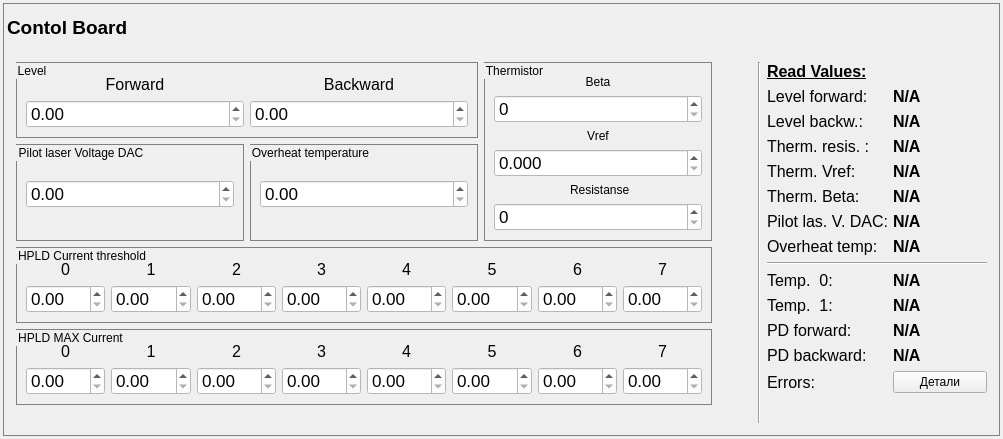
First picture: the form in cb_panel.ui, repository bulkanul/EVO_YFL_1064_GUI_coherent2, before the edit.
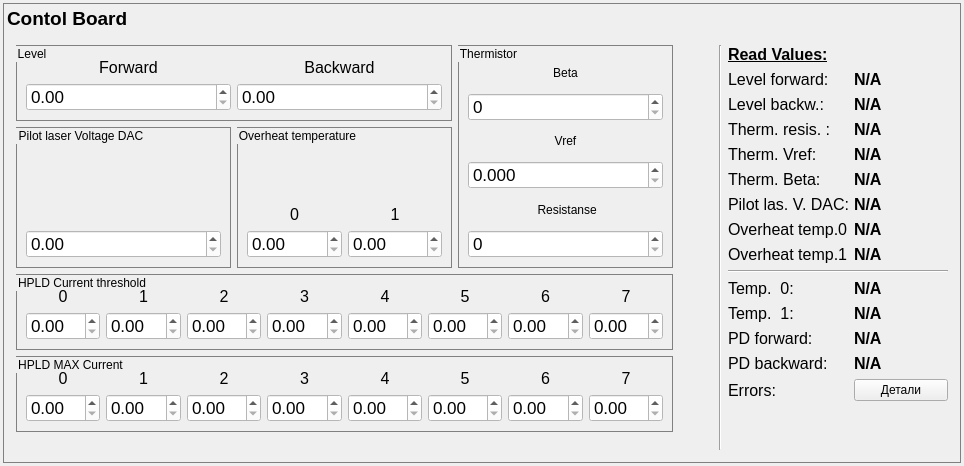
Second picture: the form after the edit.

Commit message: add over temp 2

Patch:
```diff
--- a/cb_panel.ui
+++ b/cb_panel.ui
@@ -6,8 +6,8 @@
    <rect>
     <x>0</x>
     <y>0</y>
-    <width>1003</width>
-    <height>439</height>
+    <width>964</width>
+    <height>466</height>
    </rect>
   </property>
   <property name="windowTitle">
@@ -426,7 +426,7 @@
                 </font>
                </property>
                <property name="text">
-                <string>Overheat temp:</string>
+                <string>Overheat temp.0:</string>
                </property>
               </widget>
              </item>
@@ -455,7 +455,7 @@
                </property>
               </widget>
              </item>
-             <item row="7" column="0" colspan="2">
+             <item row="8" column="0" colspan="2">
               <widget class="Line" name="line_2">
                <property name="minimumSize">
                 <size>
@@ -468,7 +468,7 @@
                </property>
               </widget>
              </item>
-             <item row="8" column="0">
+             <item row="9" column="0">
               <widget class="QLabel" name="label_50">
                <property name="minimumSize">
                 <size>
@@ -493,7 +493,7 @@
                </property>
               </widget>
              </item>
-             <item row="8" column="1">
+             <item row="9" column="1">
               <widget class="QLabel" name="cur_temp_0">
                <property name="minimumSize">
                 <size>
@@ -518,7 +518,7 @@
                </property>
               </widget>
              </item>
-             <item row="9" column="0">
+             <item row="10" column="0">
               <widget class="QLabel" name="label_56">
                <property name="minimumSize">
                 <size>
@@ -543,7 +543,7 @@
                </property>
               </widget>
              </item>
-             <item row="9" column="1">
+             <item row="10" column="1">
               <widget class="QLabel" name="cur_temp_1">
                <property name="minimumSize">
                 <size>
@@ -568,7 +568,7 @@
                </property>
               </widget>
              </item>
-             <item row="10" column="0">
+             <item row="11" column="0">
               <widget class="QLabel" name="label_40">
                <property name="minimumSize">
                 <size>
@@ -593,7 +593,7 @@
                </property>
               </widget>
              </item>
-             <item row="10" column="1">
+             <item row="11" column="1">
               <widget class="QLabel" name="pd_forward">
                <property name="minimumSize">
                 <size>
@@ -618,7 +618,7 @@
                </property>
               </widget>
              </item>
-             <item row="11" column="0">
+             <item row="12" column="0">
               <widget class="QLabel" name="label_41">
                <property name="minimumSize">
                 <size>
@@ -643,7 +643,7 @@
                </property>
               </widget>
              </item>
-             <item row="11" column="1">
+             <item row="12" column="1">
               <widget class="QLabel" name="pd_backward">
                <property name="minimumSize">
                 <size>
@@ -668,7 +668,7 @@
                </property>
               </widget>
              </item>
-             <item row="12" column="0">
+             <item row="13" column="0">
               <widget class="QLabel" name="label_error">
                <property name="minimumSize">
                 <size>
@@ -693,7 +693,7 @@
                </property>
               </widget>
              </item>
-             <item row="12" column="1">
+             <item row="13" column="1">
               <widget class="QPushButton" name="button_error">
                <property name="text">
                 <string>Детали</string>
@@ -750,6 +750,56 @@
                </property>
               </widget>
              </item>
+             <item row="7" column="0">
+              <widget class="QLabel" name="label_66">
+               <property name="minimumSize">
+                <size>
+                 <width>120</width>
+                 <height>0</height>
+                </size>
+               </property>
+               <property name="maximumSize">
+                <size>
+                 <width>120</width>
+                 <height>16777215</height>
+                </size>
+               </property>
+               <property name="font">
+                <font>
+                 <family>Arial</family>
+                 <pointsize>12</pointsize>
+                </font>
+               </property>
+               <property name="text">
+                <string>Overheat temp.1:</string>
+               </property>
+              </widget>
+             </item>
+             <item row="7" column="1">
+              <widget class="QLabel" name="over_temp_label_1">
+               <property name="minimumSize">
+                <size>
+                 <width>80</width>
+                 <height>0</height>
+                </size>
+               </property>
+               <property name="maximumSize">
+                <size>
+                 <width>80</width>
+                 <height>16777215</height>
+                </size>
+               </property>
+               <property name="font">
+                <font>
+                 <pointsize>12</pointsize>
+                 <bold>true</bold>
+                </font>
+               </property>
+               <property name="text">
+                <string>N/A</string>
+               </property>
+              </widget>
+             </item>
             </layout>
            </item>
            <item>
@@ -987,21 +1037,42 @@
            <property name="checkable">
             <bool>false</bool>
            </property>
-           <layout class="QVBoxLayout" name="verticalLayout_14">
+           <layout class="QGridLayout" name="gridLayout_4">
             <property name="topMargin">
              <number>12</number>
             </property>
-            <item>
-             <widget class="QDoubleSpinBox" name="over_temp">
+            <item row="1" column="0">
+             <widget class="QLabel" name="label_35">
+              <property name="minimumSize">
+               <size>
+                <width>0</width>
+                <height>0</height>
+               </size>
+              </property>
+              <property name="font">
+               <font>
+                <pointsize>12</pointsize>
+               </font>
+              </property>
+              <property name="text">
+               <string>0</string>
+              </property>
+              <property name="alignment">
+               <set>Qt::AlignmentFlag::AlignCenter</set>
+              </property>
+             </widget>
+            </item>
+            <item row="2" column="0">
+             <widget class="QDoubleSpinBox" name="over_temp_00">
               <property name="sizePolicy">
-               <sizepolicy hsizetype="Minimum" vsizetype="Fixed">
+               <sizepolicy hsizetype="Preferred" vsizetype="Fixed">
                 <horstretch>100</horstretch>
                 <verstretch>0</verstretch>
                </sizepolicy>
               </property>
               <property name="minimumSize">
                <size>
-                <width>50</width>
+                <width>0</width>
                 <height>0</height>
                </size>
               </property>
@@ -1045,6 +1116,94 @@
               </property>
              </widget>
             </item>
+            <item row="1" column="1">
+             <widget class="QLabel" name="label_44">
+              <property name="minimumSize">
+               <size>
+                <width>0</width>
+                <height>0</height>
+               </size>
+              </property>
+              <property name="font">
+               <font>
+                <pointsize>12</pointsize>
+               </font>
+              </property>
+              <property name="text">
+               <string>1</string>
+              </property>
+              <property name="alignment">
+               <set>Qt::AlignmentFlag::AlignCenter</set>
+              </property>
+             </widget>
+            </item>
+            <item row="2" column="1">
+             <widget class="QDoubleSpinBox" name="over_temp_01">
+              <property name="sizePolicy">
+               <sizepolicy hsizetype="Preferred" vsizetype="Fixed">
+                <horstretch>100</horstretch>
+                <verstretch>0</verstretch>
+               </sizepolicy>
+              </property>
+              <property name="minimumSize">
+               <size>
+                <width>0</width>
+                <height>0</height>
+               </size>
+              </property>
+              <property name="maximumSize">
+               <size>
+                <width>16777215</width>
+                <height>16777215</height>
+               </size>
+              </property>
+              <property name="font">
+               <font>
+                <pointsize>13</pointsize>
+               </font>
+              </property>
+              <property name="focusPolicy">
+               <enum>Qt::FocusPolicy::ClickFocus</enum>
+              </property>
+              <property name="styleSheet">
+               <string notr="true">background: rgb(255,255,255)</string>
+              </property>
+              <property name="suffix">
+               <string/>
+              </property>
+              <property name="decimals">
+               <number>2</number>
+              </property>
+              <property name="minimum">
+               <double>0.000000000000000</double>
+              </property>
+              <property name="maximum">
+               <double>150.000000000000000</double>
+              </property>
+              <property name="singleStep">
+               <double>0.100000000000000</double>
+              </property>
+              <property name="stepType">
+               <enum>QAbstractSpinBox::StepType::DefaultStepType</enum>
+              </property>
+              <property name="value">
+               <double>0.000000000000000</double>
+              </property>
+             </widget>
+            </item>
+            <item row="0" column="0">
+             <spacer name="verticalSpacer_3">
+              <property name="orientation">
+               <enum>Qt::Orientation::Vertical</enum>
+              </property>
+              <property name="sizeHint" stdset="0">
+               <size>
+                <width>20</width>
+                <height>40</height>
+               </size>
+              </property>
+             </spacer>
+            </item>
            </layout>
           </widget>
          </item>
@@ -2691,10 +2850,23 @@
            <property name="checkable">
             <bool>false</bool>
            </property>
-           <layout class="QHBoxLayout" name="horizontalLayout_3">
+           <layout class="QVBoxLayout" name="verticalLayout_6">
             <property name="topMargin">
              <number>12</number>
             </property>
+            <item>
+             <spacer name="verticalSpacer_2">
+              <property name="orientation">
+               <enum>Qt::Orientation::Vertical</enum>
+              </property>
+              <property name="sizeHint" stdset="0">
+               <size>
+                <width>20</width>
+                <height>40</height>
+               </size>
+              </property>
+             </spacer>
+            </item>
             <item>
              <widget class="QDoubleSpinBox" name="voltage_pl">
               <property name="sizePolicy">
```
Left out of the diff: 2 changed lines with no effect on the pictures. The commit also changes 1 other file.
